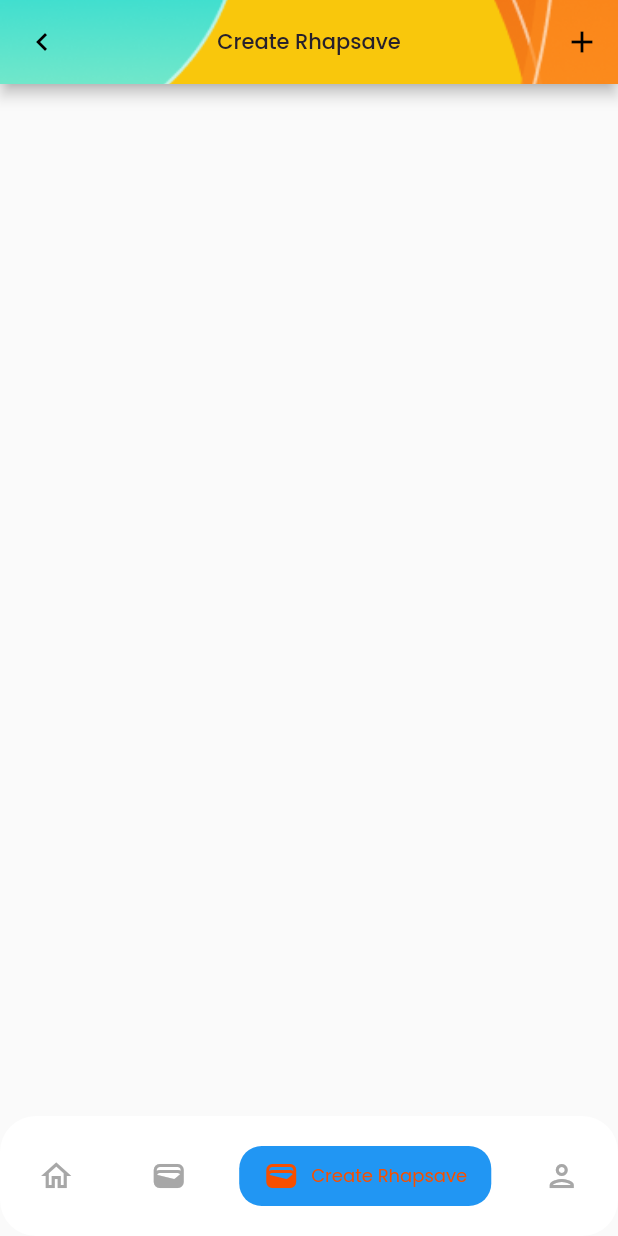
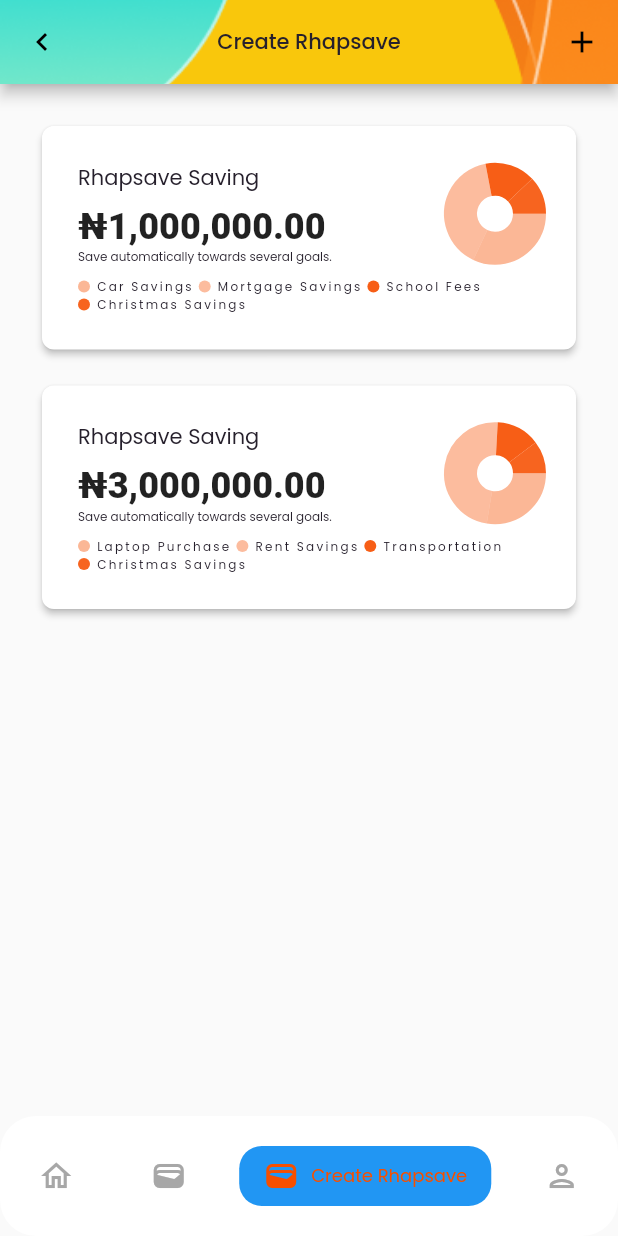
Before and after one commit to sajalAppdevs/rhapsave, a Flutter app: the screen it shows after launch, item 3 of the bottom bar chosen, on a phone screen of 412 x 824 dp. Run offline on Flutter 3.47's test engine with Material 2 defaults, Android fonts, the phone set to English and light mode, and no system bars; drawn by our look-alikes of fl_chart; our stand-ins replace google_fonts; missing offline and left inert: boxy; statements that could not run were skipped.

Commit message:
finished app design

```diff
--- /dev/null
+++ b/lib/data/model/saving.dart
@@ -0,0 +1,27 @@
+class RhapsaveSaving {
+  final int amount;
+  final Map<String, int> savings;
+
+  const RhapsaveSaving(this.amount, this.savings);
+}
+
+const testSavings = [
+  RhapsaveSaving(
+    1000000,
+    {
+      'Car Savings': 40,
+      'Mortgage Savings': 50,
+      'School Fees ': 20,
+      'Christmas Savings': 15,
+    },
+  ),
+  RhapsaveSaving(
+    3000000,
+    {
+      'Laptop Purchase': 40,
+      'Rent Savings': 70,
+      'Transportation': 20,
+      'Christmas Savings': 15,
+    },
+  ),
+];
--- a/lib/presentation/screens/create_rhapsave/card.dart
+++ b/lib/presentation/screens/create_rhapsave/card.dart
@@ -0,0 +1,122 @@
+import 'dart:math';
+
+import 'package:flutter/material.dart';
+import 'package:fl_chart/fl_chart.dart';
+import 'package:intl/intl.dart';
+import 'package:google_fonts/google_fonts.dart';
+
+import '../../../data/model/saving.dart';
+import '../../core/dimens.dart';
+import 'indicator.dart';
+
+final _amountFormatter = NumberFormat.simpleCurrency(
+  name: 'NGN',
+  locale: 'en_NG',
+);
+
+class RhapsaveSavingsCard extends StatelessWidget {
+  final RhapsaveSaving _saving;
+
+  const RhapsaveSavingsCard(this._saving, {super.key});
+
+  @override
+  Widget build(BuildContext context) {
+    final theme = Theme.of(context);
+    final random = Random();
+
+    final colors = List.generate(
+      _saving.savings.length,
+      (_) => theme.colorScheme.primary.withAlpha(
+        50 + random.nextInt(205),
+      ),
+    );
+    final chartSections = List.generate(
+      _saving.savings.length,
+      (i) {
+        final value = _saving.savings.values.elementAt(i).toDouble();
+        return PieChartSectionData(
+          color: colors[i],
+          showTitle: false,
+          value: value,
+          radius: 22,
+        );
+      },
+    );
+
+    return Card(
+      elevation: 2,
+      color: Colors.white,
+      shape: RoundedRectangleBorder(
+        borderRadius: BorderRadius.circular(sSecondaryPadding / 2),
+      ),
+      child: InkWell(
+        onTap: () {},
+        child: Padding(
+          padding: const EdgeInsets.all(sPadding),
+          child: Column(
+            crossAxisAlignment: CrossAxisAlignment.stretch,
+            children: [
+              Row(
+                mainAxisAlignment: MainAxisAlignment.spaceBetween,
+                children: [
+                  Column(
+                    crossAxisAlignment: CrossAxisAlignment.start,
+                    children: [
+                      const Text('Rhapsave Saving'),
+                      vSpace(sSecondaryPadding / 2),
+                      Text(
+                        _amountFormatter.format(_saving.amount),
+                        style:
+                            GoogleFonts.robotoTextTheme().headline5?.copyWith(
+                                  fontSize: 24,
+                                  fontWeight: FontWeight.w900,
+                                ),
+                      ),
+                      Text(
+                        'Save automatically towards several goals.',
+                        style: theme.textTheme.caption?.copyWith(
+                          fontSize: 8,
+                        ),
+                      )
+                    ],
+                  ),
+                  FittedBox(
+                    child: SizedBox(
+                      width: 60,
+                      height: 60,
+                      child: PieChart(
+                        PieChartData(
+                          borderData: FlBorderData(
+                            show: true,
+                          ),
+                          sectionsSpace: 0,
+                          centerSpaceRadius: sPadding / 2,
+                          sections: chartSections,
+                        ),
+                      ),
+                    ),
+                  ),
+                ],
+              ),
+              vSpace(sSecondaryPadding / 2),
+              Wrap(
+                spacing: 4,
+                children: _saving.savings.entries
+                    .toList()
+                    .asMap()
+                    .entries
+                    .map(
+                      (e) => Indicator(
+                        color: colors[e.key],
+                        text: e.value.key,
+                      ),
+                    )
+                    .toList(),
+              ),
+            ],
+          ),
+        ),
+      ),
+    );
+  }
+}
--- /dev/null
+++ b/lib/presentation/screens/create_rhapsave/indicator.dart
@@ -0,0 +1,46 @@
+import 'package:flutter/material.dart';
+
+class Indicator extends StatelessWidget {
+  final Color color;
+  final String text;
+  final bool isSquare;
+  final double size;
+  final Color textColor;
+
+  const Indicator({
+    Key? key,
+    required this.color,
+    required this.text,
+    this.isSquare = false,
+    this.size = 8,
+    this.textColor = const Color(0xFF828282),
+  }) : super(key: key);
+
+  @override
+  Widget build(BuildContext context) {
+    final theme = Theme.of(context);
+
+    return Row(
+      mainAxisSize: MainAxisSize.min,
+      children: <Widget>[
+        Container(
+          width: size,
+          height: size,
+          decoration: BoxDecoration(
+            shape: isSquare ? BoxShape.rectangle : BoxShape.circle,
+            color: color,
+          ),
+        ),
+        const SizedBox(
+          width: 4,
+        ),
+        Text(
+          text,
+          style: theme.textTheme.overline?.copyWith(
+            fontSize: 8,
+          ),
+        )
+      ],
+    );
+  }
+}
--- a/lib/presentation/screens/create_rhapsave/screen.dart
+++ b/lib/presentation/screens/create_rhapsave/screen.dart
@@ -1,42 +1,12 @@
 import 'package:flutter/material.dart';
+import '../../../data/model/saving.dart';
 import '../../core/assets.dart';
 import '../../core/dimens.dart';
-import '../profile/header.dart';
+import 'card.dart';
 import 'modal.dart';
 
 class CreateRhapsaveScreen extends StatelessWidget {
   const CreateRhapsaveScreen({Key? key}) : super(key: key);
-
-  static const _items = [
-    {
-      'icon': Icons.security_outlined,
-      'title': 'Security',
-    },
-    {
-      'icon': Icons.credit_card_outlined,
-      'title': 'Cards',
-    },
-    {
-      'icon': Icons.notifications_outlined,
-      'title': 'Notifications',
-    },
-    {
-      'icon': Icons.support_agent,
-      'title': 'Live Support',
-    },
-    {
-      'icon': Icons.info_outline,
-      'title': 'About Us',
-    },
-    {
-      'icon': Icons.contact_phone_outlined,
-      'title': 'Contact Us',
-    },
-    {
-      'icon': Icons.credit_card_off_outlined,
-      'title': 'Terms & Privacy Policy',
-    },
-  ];
 
   @override
   Widget build(BuildContext context) {
@@ -75,9 +45,14 @@ class CreateRhapsaveScreen extends StatelessWidget {
         ],
       ),
       body: SafeArea(
-        child: ListView(
+        child: ListView.separated(
           shrinkWrap: true,
-          children: [],
+          itemCount: testSavings.length,
+          itemBuilder: (_, i) => RhapsaveSavingsCard(testSavings[i]),
+          separatorBuilder: (_, __) => const SizedBox(
+            height: sSecondaryPadding,
+          ),
+          padding: const EdgeInsets.all(sPadding),
         ),
       ),
     );
@@ -92,9 +67,7 @@ class CreateRhapsaveScreen extends StatelessWidget {
           topRight: Radius.circular(30),
         ),
       ),
-      builder: (_) {
-        return const CreateRhapsaveModal();
-      },
+      builder: (_) => const CreateRhapsaveModal(),
     );
   }
 }
--- a/lib/presentation/screens/profile/screen.dart
+++ b/lib/presentation/screens/profile/screen.dart
@@ -71,6 +71,7 @@ class ProfileItem extends StatelessWidget {
   Widget build(BuildContext context) {
     const color = Color(0xFF484848);
     final theme = Theme.of(context);
+    final title = item['title'] as String;
     return Column(
       mainAxisSize: MainAxisSize.min,
       children: [
@@ -80,12 +81,20 @@ class ProfileItem extends StatelessWidget {
             borderRadius: BorderRadius.circular(sSecondaryPadding / 2),
           ),
           child: ListTile(
+            onTap: () {
+              ScaffoldMessenger.of(context).showSnackBar(
+                SnackBar(
+                  content: Text(title),
+                  duration: const Duration(milliseconds: 500),
+                ),
+              );
+            },
             leading: Icon(
               item['icon'] as IconData,
               color: theme.colorScheme.primary,
             ),
             title: Text(
-              item['title'] as String,
+              title,
               style: theme.textTheme.bodyText2?.copyWith(
                 fontWeight: FontWeight.w500,
                 color: color,
--- a/pubspec.yaml
+++ b/pubspec.yaml
@@ -41,6 +41,8 @@ dependencies:
   flutter_provider: ^2.1.0
   flutter_svg: ^1.1.5
   collection: ^1.16.0
+  intl: ^0.17.0
+  fl_chart: ^0.55.1
 
 dev_dependencies:
   flutter_test:
```
Also changed, not shown: pubspec.lock.
